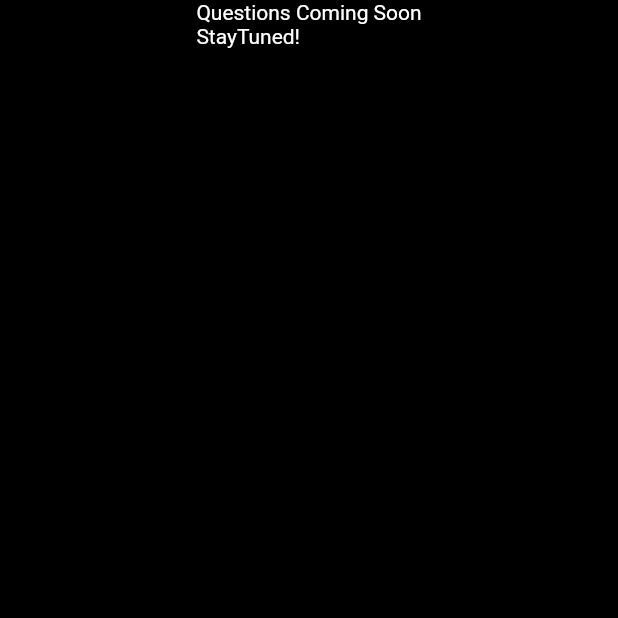
After one commit to saichinmay2000/thePILcompany, a Flutter app: the Assessment screen opened directly, on a phone screen of 412 x 824 dp, the top half of it. The commit adds this screen. Run offline on Flutter 3.47's test engine with Material 2 defaults, Android fonts, the phone set to English and light mode, and no system bars; our stand-ins replace animated_splash_screen, argon_buttons_flutter, flutter_spinkit, flutter_svg, intl_phone_field, otp_text_field and 2 more.

Commit message:
Added Choose Option and assessment.dart

```diff
--- a/lib/CareerAssesment.dart
+++ b/lib/CareerAssesment.dart
@@ -2,7 +2,8 @@ import 'package:flutter/material.dart';
 import 'package:flutter_spinkit/flutter_spinkit.dart';
 import 'package:flutter_svg/flutter_svg.dart';
 import 'package:argon_buttons_flutter/argon_buttons_flutter.dart';
-import 'package:thepilcompany/otp.dart';
+
+import 'chooseoption.dart';
 
 class Career extends StatelessWidget {
   @override
@@ -38,6 +39,8 @@ class Career extends StatelessWidget {
                           if(btnState == ButtonState.Idle)
                             {
                               startLoading();
+
+                              Navigator.push(context, MaterialPageRoute(builder: (context) => Choose()));
                             }
                           else
                             {
--- /dev/null
+++ b/lib/assessment.dart
@@ -0,0 +1,26 @@
+import 'package:flutter/material.dart';
+
+class Assessment extends StatelessWidget {
+  const Assessment({Key key}) : super(key: key);
+
+  @override
+  Widget build(BuildContext context) {
+    return Scaffold(
+      backgroundColor: Colors.black,
+      body: Center(
+        child: Column(
+          children: <Widget>[
+            Container(
+              child: SafeArea(
+                child: Text(
+                    "Questions Coming Soon\nStayTuned!",
+                    style: TextStyle(color: Colors.white),
+                ),
+              ),
+            )
+          ],
+        ),
+      ),
+    );
+  }
+}
--- /dev/null
+++ b/lib/chooseoption.dart
@@ -0,0 +1,10 @@
+import 'package:flutter/material.dart';
+
+class Choose extends StatelessWidget {
+  const Choose({Key key}) : super(key: key);
+
+  @override
+  Widget build(BuildContext context) {
+    return Container();
+  }
+}
--- a/pubspec.yaml
+++ b/pubspec.yaml
@@ -30,6 +30,7 @@ dependencies:
   flutter_svg: ^0.22.0
   argon_buttons_flutter: ^1.1.0
   flutter_spinkit: ^5.0.0
+
 
 
   # The following adds the Cupertino Icons font to your application.
```
